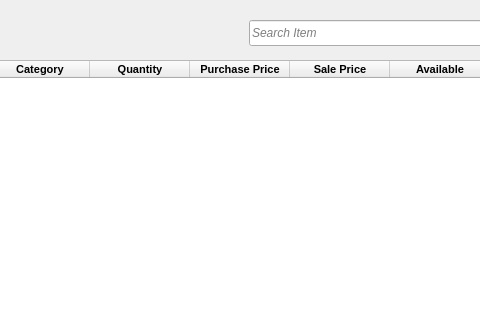
First picture: the form in Inventory/Python Version Control/Isaac/InventoryWidget.ui, repository Hamilton-Davis/Inventory-Intro-to-Software-Dev, before the edit; both pictures show x 121 to 601 and y 0 to 320 of the 830 by 483 pixel window.
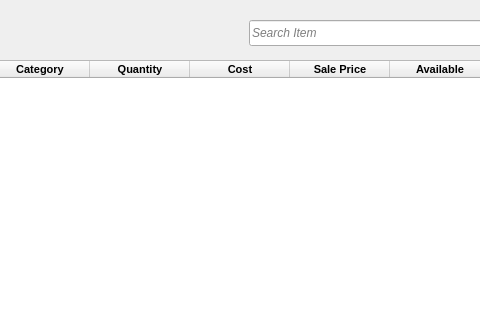
Second picture: the form after the edit. Icons and pictures are not drawn.

Commit message: Added functionality to InventoryScreen's Home, Add, Edit, and Remove buttons

Patch:
```diff
--- a/Inventory/Python Version Control/Isaac/InventoryWidget.ui
+++ b/Inventory/Python Version Control/Isaac/InventoryWidget.ui
@@ -67,7 +67,7 @@
    </column>
    <column>
     <property name="text">
-     <string>Purchase Price</string>
+     <string>Cost</string>
     </property>
    </column>
    <column>
```
Left out of the diff: 4 changed lines with no effect on the pictures. The commit also changes 4 other files.
